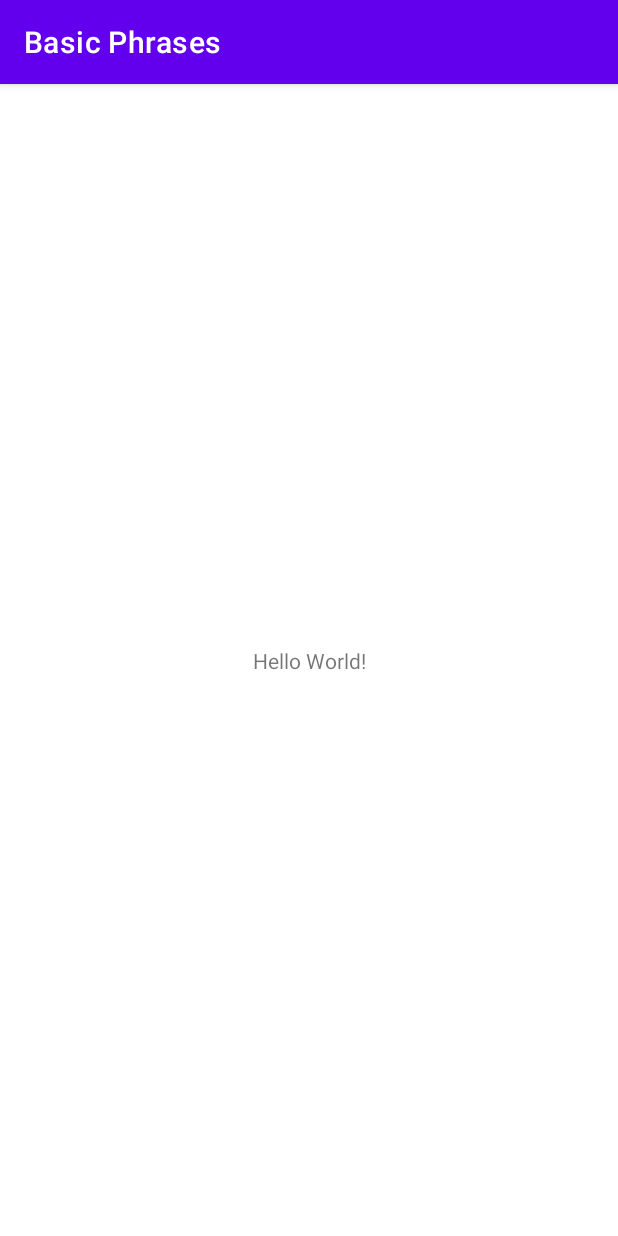
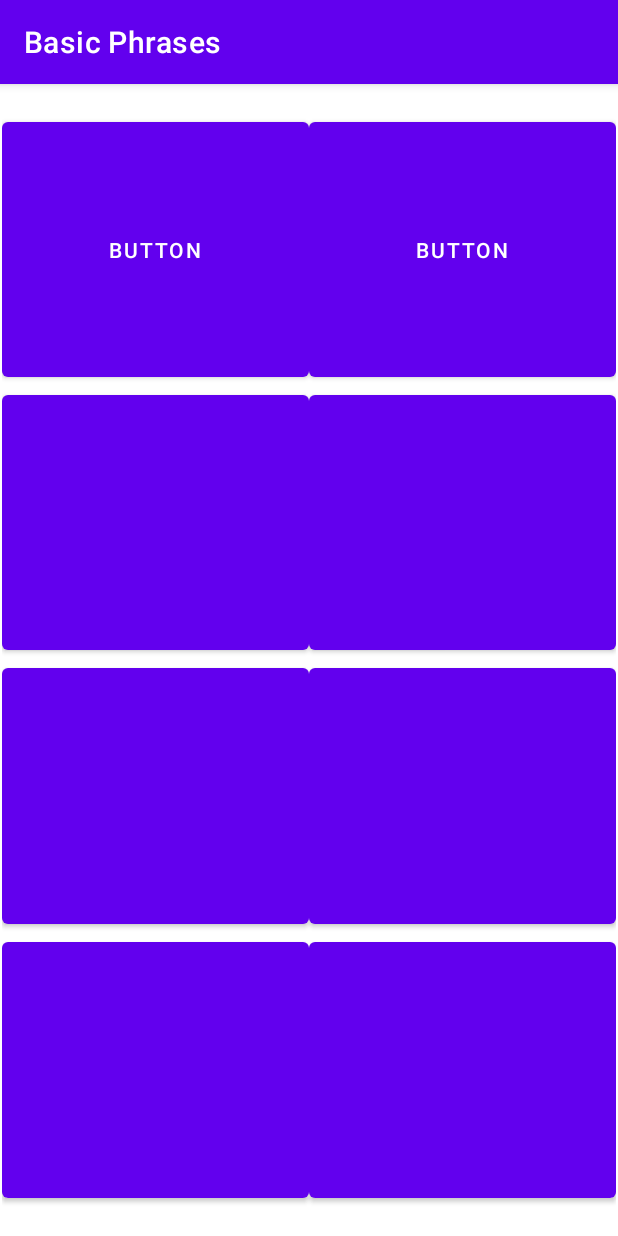
Before and after one commit to shan-h-zhao/BasicPhrases, an Android app: the screen it shows after launch (MainActivity), on a phone screen of 412 x 824 dp. Run offline under Robolectric (Android 15) with nearby library versions, the light colour scheme and no system bars.

Commit message:
Add gridlayout

```diff
--- a/app/build.gradle
+++ b/app/build.gradle
@@ -32,6 +32,7 @@ dependencies {
     implementation 'androidx.appcompat:appcompat:1.2.0'
     implementation 'com.google.android.material:material:1.3.0'
     implementation 'androidx.constraintlayout:constraintlayout:2.0.4'
+    implementation 'androidx.gridlayout:gridlayout:1.0.0'
     testImplementation 'junit:junit:4.+'
     androidTestImplementation 'androidx.test.ext:junit:1.1.2'
     androidTestImplementation 'androidx.test.espresso:espresso-core:3.3.0'
--- a/app/src/main/res/layout/activity_main.xml
+++ b/app/src/main/res/layout/activity_main.xml
@@ -6,13 +6,79 @@
     android:layout_height="match_parent"
     tools:context=".MainActivity">
 
-    <TextView
-        android:layout_width="wrap_content"
-        android:layout_height="wrap_content"
-        android:text="Hello World!"
+    <androidx.gridlayout.widget.GridLayout
+        android:layout_width="409dp"
+        android:layout_height="729dp"
+        app:columnCount="2"
         app:layout_constraintBottom_toBottomOf="parent"
-        app:layout_constraintLeft_toLeftOf="parent"
-        app:layout_constraintRight_toRightOf="parent"
-        app:layout_constraintTop_toTopOf="parent" />
+        app:layout_constraintEnd_toEndOf="parent"
+        app:layout_constraintStart_toStartOf="parent"
+        app:layout_constraintTop_toTopOf="parent"
+        app:rowCount="4">
 
+        <Button
+            android:id="@+id/button"
+            android:text="Button"
+            app:layout_column="0"
+            app:layout_row="0"
+            app:layout_gravity="fill"
+            app:layout_columnWeight="1"
+            app:layout_rowWeight="1"/>
+        <Button
+            android:id="@+id/button"
+            android:text="Button"
+            app:layout_column="1"
+            app:layout_row="0"
+            app:layout_gravity="fill"
+            app:layout_columnWeight="1"
+            app:layout_rowWeight="1"/>
+        <Button
+            android:id="@+id/button"
+            android:gravity="fill"
+            app:layout_column="0"
+            app:layout_row="1"
+            app:layout_gravity="fill"
+            app:layout_columnWeight="1"
+            app:layout_rowWeight="1"/>
+        <Button
+            android:id="@+id/button"
+            android:gravity="fill"
+            app:layout_column="1"
+            app:layout_row="1"
+            app:layout_gravity="fill"
+            app:layout_columnWeight="1"
+            app:layout_rowWeight="1"/>
+        <Button
+            android:id="@+id/button"
+            android:gravity="fill"
+            app:layout_column="0"
+            app:layout_row="2"
+            app:layout_gravity="fill"
+            app:layout_columnWeight="1"
+            app:layout_rowWeight="1"/>
+        <Button
+            android:id="@+id/button"
+            android:gravity="fill"
+            app:layout_column="1"
+            app:layout_row="2"
+            app:layout_gravity="fill"
+            app:layout_columnWeight="1"
+            app:layout_rowWeight="1"/>
+        <Button
+            android:id="@+id/button"
+            android:gravity="fill"
+            app:layout_column="0"
+            app:layout_row="3"
+            app:layout_gravity="fill"
+            app:layout_columnWeight="1"
+            app:layout_rowWeight="1"/>
+        <Button
+            android:id="@+id/button"
+            android:gravity="fill"
+            app:layout_column="1"
+            app:layout_row="3"
+            app:layout_gravity="fill"
+            app:layout_columnWeight="1"
+            app:layout_rowWeight="1"/>
+    </androidx.gridlayout.widget.GridLayout>
 </androidx.constraintlayout.widget.ConstraintLayout>
```
Also changed, not shown: 8 other files.
